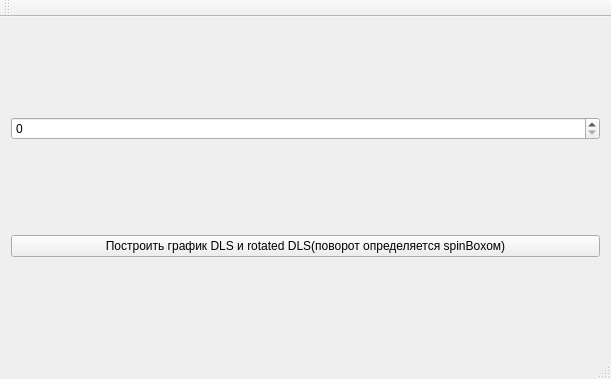
The window that mainwindow.ui (enfild/painterDLS) describes before a commit, drawn with Qt 5.
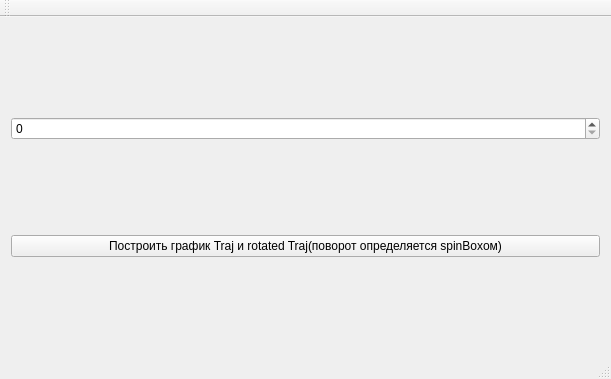
The same window after the commit.

Patch:
```diff
--- a/mainwindow.ui
+++ b/mainwindow.ui
@@ -18,7 +18,7 @@
     <item row="1" column="0">
      <widget class="QPushButton" name="pushButton">
       <property name="text">
-       <string>Построить график DLS и rotated DLS(поворот определяется spinBoxом)</string>
+       <string>Построить график Traj и rotated Traj(поворот определяется spinBoxом)</string>
       </property>
      </widget>
     </item>
```
